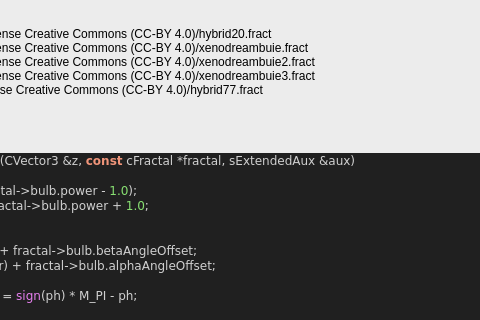
buddhi1980/mandelbulber2, file mandelbulber2/formula/ui/fractal_xenodreambuie.ui: the form before one commit; both pictures show x 185 to 665 and y 132 to 452 of the 772 by 582 pixel window.
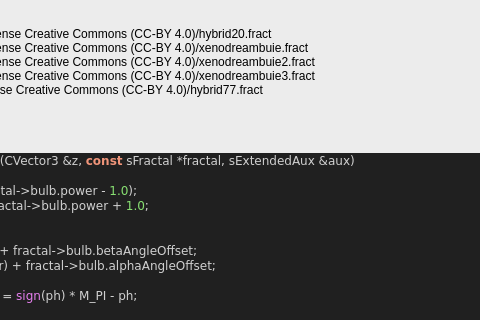
The form after the commit. Custom widgets are drawn as their Qt base class.

The edit to the form file:
```diff
--- a/mandelbulber2/formula/ui/fractal_xenodreambuie.ui
+++ b/mandelbulber2/formula/ui/fractal_xenodreambuie.ui
@@ -246,7 +246,7 @@
 &lt;/table&gt;
 &lt;br&gt;&lt;b&gt;Examples using this formula&lt;/b&gt;&lt;br&gt;Krzysztof Marczak collection - license Creative Commons (CC-BY 4.0)/hybrid20.fract&lt;br&gt;Krzysztof Marczak collection - license Creative Commons (CC-BY 4.0)/xenodreambuie.fract&lt;br&gt;Krzysztof Marczak collection - license Creative Commons (CC-BY 4.0)/xenodreambuie2.fract&lt;br&gt;Krzysztof Marczak collection - license Creative Commons (CC-BY 4.0)/xenodreambuie3.fract&lt;br&gt;Robert Pancoast collection - license Creative Commons (CC-BY 4.0)/hybrid77.fract&lt;br&gt;...&lt;h3&gt;Code&lt;/h3&gt;
 &lt;body style=&quot;background-color:#202020&quot;&gt;
-&lt;pre style=&quot;color:#d0d0d0; background-color:#202020;  font-family:'Courier New',monospace;&quot;&gt;&lt;span style=&quot;color:#f09479; font-weight:bold&quot;&gt;void&lt;/span&gt; &lt;span style=&quot;color:#e47eed&quot;&gt;XenodreambuieIteration&lt;/span&gt;&lt;span style=&quot;color:#d0d0d0&quot;&gt;(&lt;/span&gt;CVector3 &lt;span style=&quot;color:#d0d0d0&quot;&gt;&amp;amp;&lt;/span&gt;z&lt;span style=&quot;color:#d0d0d0&quot;&gt;,&lt;/span&gt; &lt;span style=&quot;color:#f09479; font-weight:bold&quot;&gt;const&lt;/span&gt; cFractal &lt;span style=&quot;color:#d0d0d0&quot;&gt;*&lt;/span&gt;fractal&lt;span style=&quot;color:#d0d0d0&quot;&gt;,&lt;/span&gt; sExtendedAux &lt;span style=&quot;color:#d0d0d0&quot;&gt;&amp;amp;&lt;/span&gt;aux&lt;span style=&quot;color:#d0d0d0&quot;&gt;)&lt;/span&gt;
+&lt;pre style=&quot;color:#d0d0d0; background-color:#202020;  font-family:'Courier New',monospace;&quot;&gt;&lt;span style=&quot;color:#f09479; font-weight:bold&quot;&gt;void&lt;/span&gt; &lt;span style=&quot;color:#e47eed&quot;&gt;XenodreambuieIteration&lt;/span&gt;&lt;span style=&quot;color:#d0d0d0&quot;&gt;(&lt;/span&gt;CVector3 &lt;span style=&quot;color:#d0d0d0&quot;&gt;&amp;amp;&lt;/span&gt;z&lt;span style=&quot;color:#d0d0d0&quot;&gt;,&lt;/span&gt; &lt;span style=&quot;color:#f09479; font-weight:bold&quot;&gt;const&lt;/span&gt; sFractal &lt;span style=&quot;color:#d0d0d0&quot;&gt;*&lt;/span&gt;fractal&lt;span style=&quot;color:#d0d0d0&quot;&gt;,&lt;/span&gt; sExtendedAux &lt;span style=&quot;color:#d0d0d0&quot;&gt;&amp;amp;&lt;/span&gt;aux&lt;span style=&quot;color:#d0d0d0&quot;&gt;)&lt;/span&gt;
 &lt;span style=&quot;color:#d0d0d0&quot;&gt;{&lt;/span&gt;
   &lt;span style=&quot;color:#f09479; font-weight:bold&quot;&gt;double&lt;/span&gt; rp &lt;span style=&quot;color:#d0d0d0&quot;&gt;=&lt;/span&gt; &lt;span style=&quot;color:#e47eed&quot;&gt;pow&lt;/span&gt;&lt;span style=&quot;color:#d0d0d0&quot;&gt;(&lt;/span&gt;aux&lt;span style=&quot;color:#d0d0d0&quot;&gt;.&lt;/span&gt;r&lt;span style=&quot;color:#d0d0d0&quot;&gt;,&lt;/span&gt; fractal&lt;span style=&quot;color:#d0d0d0&quot;&gt;-&amp;gt;&lt;/span&gt;bulb&lt;span style=&quot;color:#d0d0d0&quot;&gt;.&lt;/span&gt;power &lt;span style=&quot;color:#d0d0d0&quot;&gt;-&lt;/span&gt; &lt;span style=&quot;color:#87df71&quot;&gt;1.0&lt;/span&gt;&lt;span style=&quot;color:#d0d0d0&quot;&gt;);&lt;/span&gt;
   aux&lt;span style=&quot;color:#d0d0d0&quot;&gt;.&lt;/span&gt;r_dz &lt;span style=&quot;color:#d0d0d0&quot;&gt;=&lt;/span&gt; rp &lt;span style=&quot;color:#d0d0d0&quot;&gt;*&lt;/span&gt; aux&lt;span style=&quot;color:#d0d0d0&quot;&gt;.&lt;/span&gt;r_dz &lt;span style=&quot;color:#d0d0d0&quot;&gt;*&lt;/span&gt; fractal&lt;span style=&quot;color:#d0d0d0&quot;&gt;-&amp;gt;&lt;/span&gt;bulb&lt;span style=&quot;color:#d0d0d0&quot;&gt;.&lt;/span&gt;power &lt;span style=&quot;color:#d0d0d0&quot;&gt;+&lt;/span&gt; &lt;span style=&quot;color:#87df71&quot;&gt;1.0&lt;/span&gt;&lt;span style=&quot;color:#d0d0d0&quot;&gt;;&lt;/span&gt;
```
